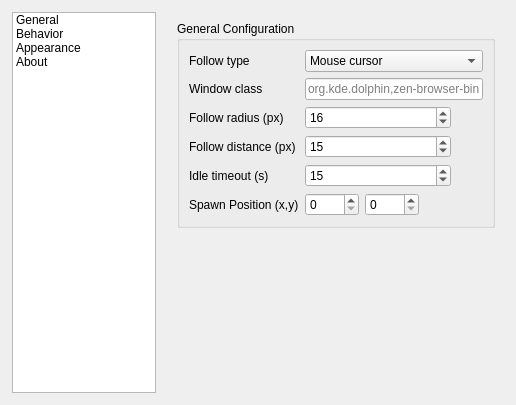
First picture: the form in package/contents/ui/config.ui, repository rileyaft/KNeko, before the edit.
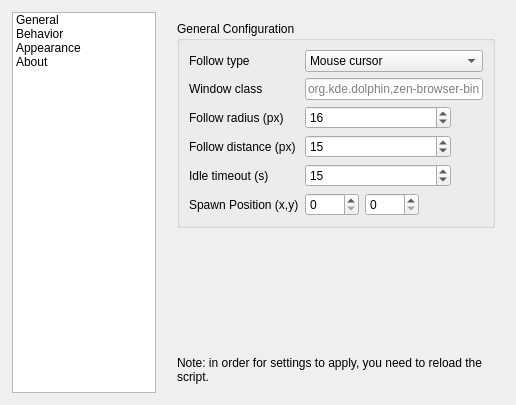
Second picture: the form after the edit. Icons and pictures are not drawn.

Commit message: FIX window transparency! dead simple fix...

Diff of the .ui file:
```diff
--- a/package/contents/ui/config.ui
+++ b/package/contents/ui/config.ui
@@ -366,6 +366,16 @@
            </property>
           </spacer>
          </item>
+         <item>
+          <widget class="QLabel" name="labelNote">
+           <property name="text">
+            <string>Note: in order for settings to apply, you need to reload the script.</string>
+           </property>
+           <property name="wordWrap">
+            <bool>true</bool>
+           </property>
+          </widget>
+         </item>
         </layout>
        </widget>
        <widget class="QWidget" name="pageBehavior">
```
The commit also changes 2 other files.
